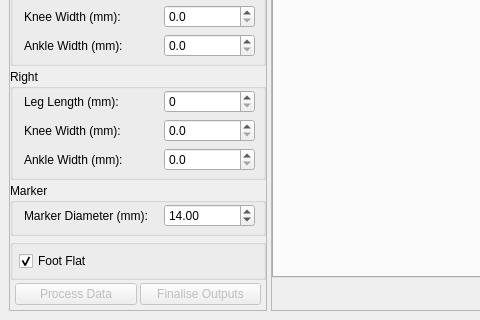
First picture: the form in src/c3d_parser/view/qt/main_window.ui, repository tsalemink/C3D-parser, before the edit; both pictures show x 0 to 480 and y 480 to 800 of the 1500 by 800 pixel window.
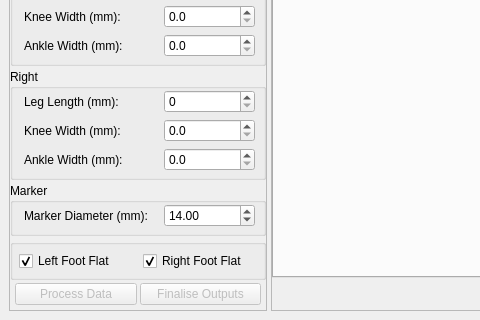
Second picture: the form after the edit. Icons and pictures are not drawn. Custom widgets are drawn as their Qt base class.

Commit message: Handle foot-flat settings per-side

What changed in the file:
```diff
--- a/src/c3d_parser/view/qt/main_window.ui
+++ b/src/c3d_parser/view/qt/main_window.ui
@@ -750,7 +750,7 @@
           <property name="title">
            <string/>
           </property>
-          <layout class="QVBoxLayout" name="verticalLayout_15">
+          <layout class="QHBoxLayout" name="horizontalLayout_19">
            <property name="leftMargin">
             <number>6</number>
            </property>
@@ -764,9 +764,19 @@
             <number>6</number>
            </property>
            <item>
-            <widget class="QCheckBox" name="checkBoxFootFlat">
+            <widget class="QCheckBox" name="checkBoxLeftFootFlat">
              <property name="text">
-              <string>Foot Flat</string>
+              <string>Left Foot Flat</string>
+             </property>
+             <property name="checked">
+              <bool>true</bool>
+             </property>
+            </widget>
+           </item>
+           <item>
+            <widget class="QCheckBox" name="checkBoxRightFootFlat">
+             <property name="text">
+              <string>Right Foot Flat</string>
              </property>
              <property name="checked">
               <bool>true</bool>
```
The commit also changes 3 other files.
